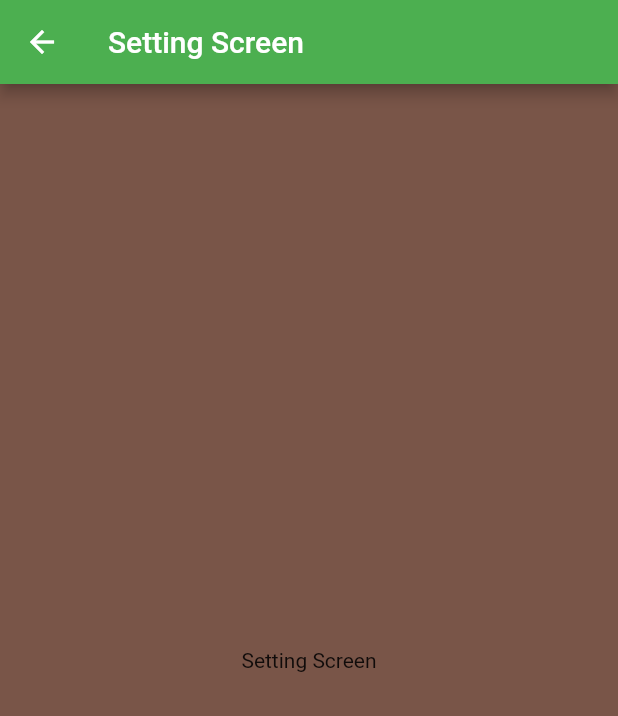
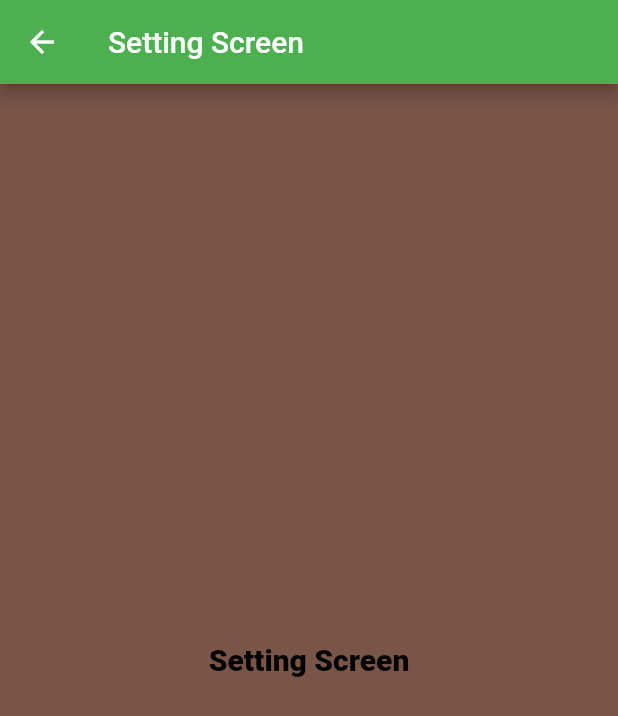
Before and after one commit to Naeel-Sabirov/test_flutter, a Flutter app: the SettingScreen screen opened directly, on a phone screen of 412 x 824 dp. Shown: the top 716 px of the screen. Run offline on Flutter 3.47's test engine with Material 2 defaults, Android fonts, the phone set to English and light mode, and no system bars.

Commit message:
add some changes to setting_screen

```diff
--- a/lib/setting_screen.dart
+++ b/lib/setting_screen.dart
@@ -13,7 +13,14 @@ class SettingScreen extends StatelessWidget {
         title: const Text('Setting Screen'),
       ),
       body: const Center(
-        child: Text('Setting Screen'),
+        child: Text(
+          'Setting Screen',
+          style: TextStyle(
+            fontWeight: FontWeight.w900,
+            fontSize: 20.0,
+            color: Colors.black,
+          ),
+        ),
       ),
     );
   }
```
